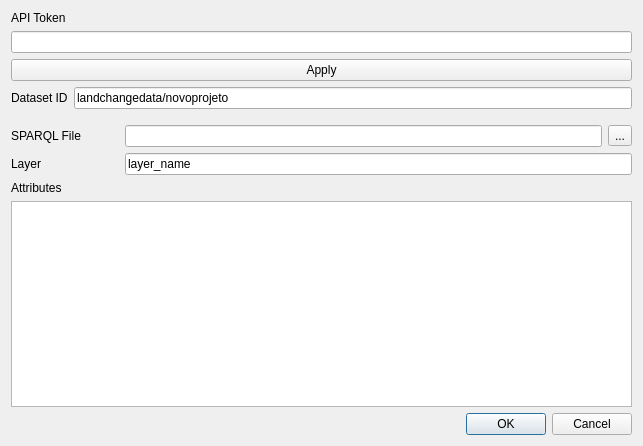
Above: dbcells_import_dialog_base.ui from dbcells/dbcells-import before the change. Below: the same form after it.
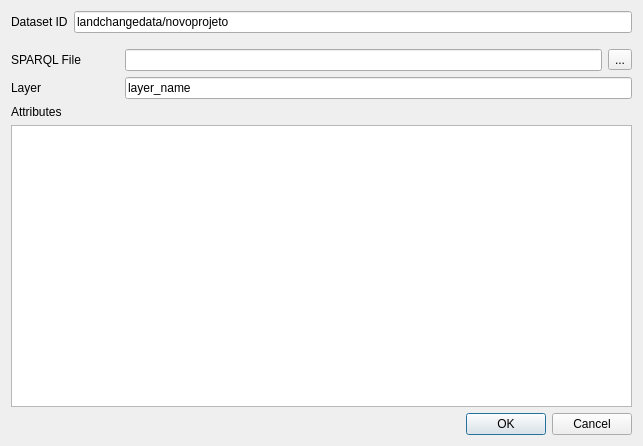
That is the form after the change.

The edit to the form file:
```diff
--- a/dbcells_import_dialog_base.ui
+++ b/dbcells_import_dialog_base.ui
@@ -14,17 +14,28 @@
    <string>DBCells Import</string>
   </property>
   <layout class="QGridLayout" name="gridLayout">
-   <item row="1" column="0">
-    <widget class="QLineEdit" name="lineToken"/>
-   </item>
    <item row="0" column="0">
-    <widget class="QLabel" name="label">
-     <property name="text">
-      <string>API Token</string>
+    <layout class="QHBoxLayout" name="horizontalLayout_2">
+     <property name="bottomMargin">
+      <number>10</number>
      </property>
-    </widget>
+     <item>
+      <widget class="QLabel" name="label_2">
+       <property name="text">
+        <string>Dataset ID</string>
+       </property>
+      </widget>
+     </item>
+     <item>
+      <widget class="QLineEdit" name="lineDataset">
+       <property name="text">
+        <string>landchangedata/novoprojeto</string>
+       </property>
+      </widget>
+     </item>
+    </layout>
    </item>
-   <item row="4" column="0">
+   <item row="1" column="0">
     <layout class="QVBoxLayout" name="formLayout_2" stretch="0,0,0,0">
      <item>
       <layout class="QHBoxLayout" name="horizontalLayout_6">
@@ -129,34 +140,6 @@
      </item>
     </layout>
    </item>
-   <item row="2" column="0">
-    <widget class="QPushButton" name="buttonToken">
-     <property name="text">
-      <string>Apply</string>
-     </property>
-    </widget>
-   </item>
-   <item row="3" column="0">
-    <layout class="QHBoxLayout" name="horizontalLayout_2">
-     <property name="bottomMargin">
-      <number>10</number>
-     </property>
-     <item>
-      <widget class="QLabel" name="label_2">
-       <property name="text">
-        <string>Dataset ID</string>
-       </property>
-      </widget>
-     </item>
-     <item>
-      <widget class="QLineEdit" name="lineDataset">
-       <property name="text">
-        <string>landchangedata/novoprojeto</string>
-       </property>
-      </widget>
-     </item>
-    </layout>
-   </item>
   </layout>
  </widget>
  <resources/>
```
